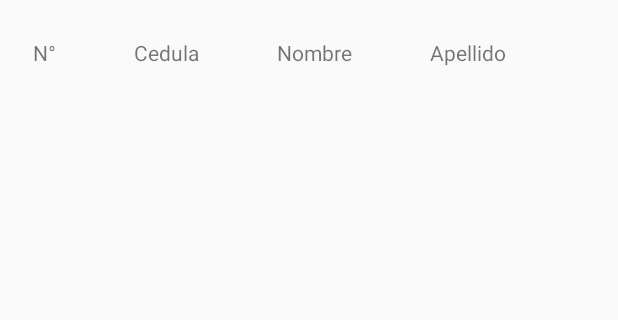
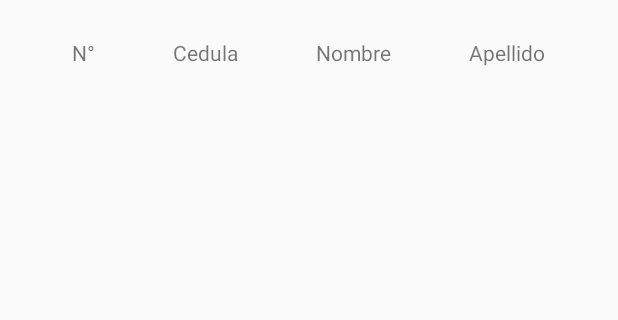
Before and after one commit to BRAYETE12/personas, an Android app: the ListarPersonas screen opened directly, with no data from a screen before it, on a phone screen of 412 x 824 dp, the part 166-486 px from its top. Run offline under Robolectric (Android 15) with nearby library versions, the phone set to English and light mode, and no system bars.

```diff
--- a/app/src/main/java/com/example/personas/MainActivity.java
+++ b/app/src/main/java/com/example/personas/MainActivity.java
@@ -24,7 +24,7 @@ public class MainActivity extends AppCompatActivity {
         lista =  findViewById(R.id.listado);
 
         list = getResources().getStringArray(R.array.opciones);
-        adapter = new ArrayAdapter<>(this, android.R.layout.simple_list_item_1);
+        adapter = new ArrayAdapter<>(this, android.R.layout.simple_list_item_1, list);
         lista.setAdapter(adapter);
 
         lista.setOnItemClickListener(new AdapterView.OnItemClickListener() {
--- a/app/src/main/res/layout/activity_crear_persona.xml
+++ b/app/src/main/res/layout/activity_crear_persona.xml
@@ -15,7 +15,9 @@
         android:id="@+id/textView"
         android:layout_width="match_parent"
         android:layout_height="wrap_content"
-        android:text="TextView" />
+        android:text="@string/crear_persona"
+        android:textAlignment="center"
+        android:textSize="24sp" />
 
     <EditText
         android:id="@+id/txCedula"
@@ -23,7 +25,7 @@
         android:layout_height="wrap_content"
         android:ems="10"
         android:hint="@string/txCedula"
-        android:inputType="textPersonName" />
+        android:inputType="number" />
 
     <EditText
         android:id="@+id/txNombre"
--- a/app/src/main/res/layout/activity_listar_personas.xml
+++ b/app/src/main/res/layout/activity_listar_personas.xml
@@ -20,6 +20,7 @@
         android:textSize="24sp" />
 
     <TableLayout
+        android:id="@+id/tabla"
         android:layout_width="match_parent"
         android:layout_height="match_parent"
         android:layout_marginTop="25dp"
@@ -33,25 +34,29 @@
                 android:id="@+id/textView2"
                 android:layout_width="wrap_content"
                 android:layout_height="wrap_content"
-                android:text="N°" />
+                android:text="N°"
+                android:textAlignment="center" />
 
             <TextView
                 android:id="@+id/textView3"
                 android:layout_width="wrap_content"
                 android:layout_height="wrap_content"
-                android:text="Cedula" />
+                android:text="Cedula"
+                android:textAlignment="center" />
 
             <TextView
                 android:id="@+id/textView4"
                 android:layout_width="wrap_content"
                 android:layout_height="wrap_content"
-                android:text="Nombre" />
+                android:text="Nombre"
+                android:textAlignment="center" />
 
             <TextView
                 android:id="@+id/textView5"
                 android:layout_width="wrap_content"
                 android:layout_height="wrap_content"
-                android:text="Apellido" />
+                android:text="Apellido"
+                android:textAlignment="center" />
         </TableRow>
 
     </TableLayout>
--- a/app/src/main/res/values/strings.xml
+++ b/app/src/main/res/values/strings.xml
@@ -10,9 +10,12 @@
     <string name="numero">N°</string>
     <string name="listar">Listar</string>
     <string name="crear">Crear</string>
+    <string name="crear_persona">Crear Persona</string>
+    <string name="error_numero">El campo es requerido</string>
 
     <string-array name="opciones">
         <item>@string/crear</item>
         <item>@string/listar_personas</item>
     </string-array>
+
 </resources>
```
Also changed, not shown: app/src/main/java/com/example/personas/CrearPersona.java (+32 -7 lines), app/src/main/java/com/example/personas/ListarPersonas.java (+41 -0 lines), app/src/main/res/drawable/images.jpeg (added), app/src/main/res/drawable/images2.jpg (added), app/src/main/res/drawable/images3.jpg (added), 1 other file.
